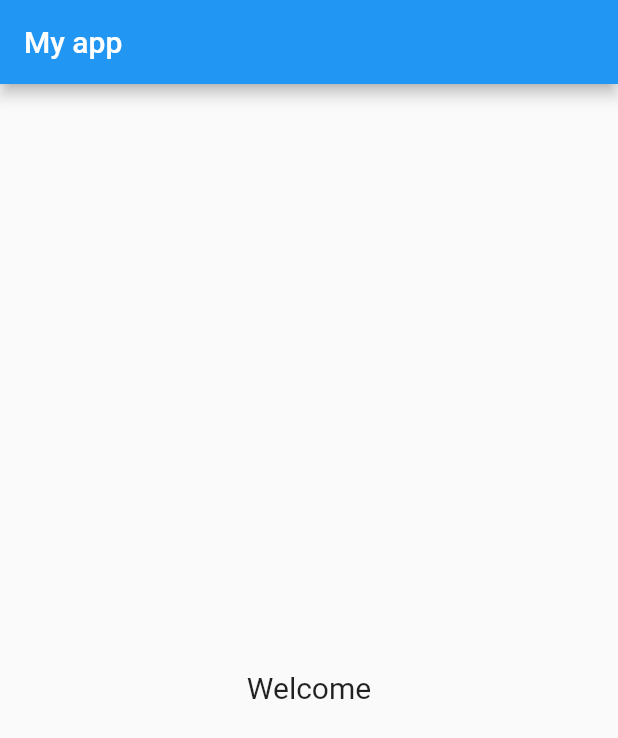
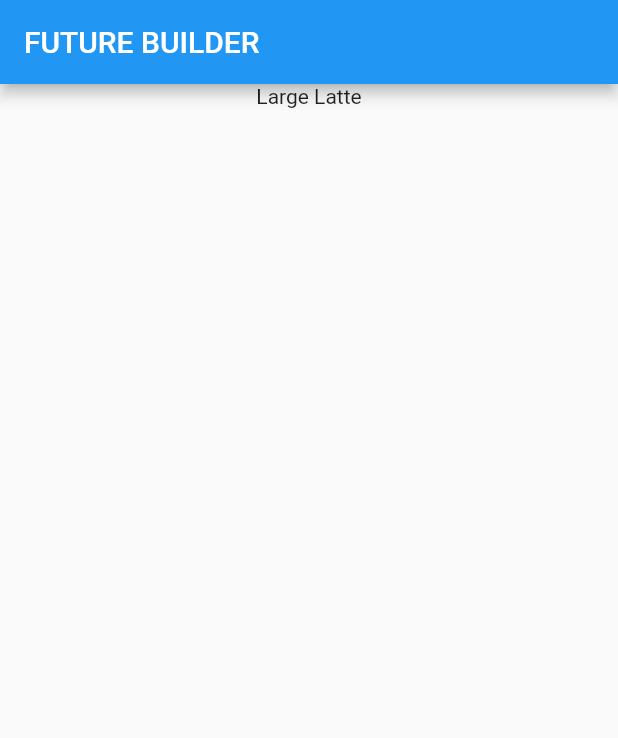
Before and after one commit to jeondaen/flutter, a Flutter app: the screen it shows after launch, on a phone screen of 412 x 824 dp. Shown: the top 738 px of the screen. Run offline on Flutter 3.47's test engine with Material 2 defaults, Android fonts, the light colour scheme and no system bars.

Commit message:
futureBuilder

```diff
--- a/lib/main.dart
+++ b/lib/main.dart
@@ -3,6 +3,9 @@ import 'package:flutter/material.dart';
 void main() {
   runApp(MyApp());
 }
+
+Future<String> latte =
+    Future.delayed(Duration(seconds: 4), () => 'Large Latte');
 
 class MyApp extends StatelessWidget {
   @override
@@ -10,28 +13,34 @@ class MyApp extends StatelessWidget {
     return MaterialApp(
       home: Scaffold(
         appBar: AppBar(
-          title: Text('My app'),
+          title: Text("FUTURE BUILDER"),
         ),
-        body: Column(
-          children: <Widget>[
-            Center(
-              child: Text(
-                "Welcome",
-                style: TextStyle(fontSize: 20.0),
-              ),
-              heightFactor: 35.0,
-            ),
-            Row(
-              children: <Widget>[
-                RaisedButton(
-                  onPressed: () {},
-                  child: Text("Continue"),
-                ),
-                SizedBox(width: 20.0,)
-              ],
-              mainAxisAlignment: MainAxisAlignment.end,
-            )
-          ],
+        body: Center(
+          child: FutureBuilder<String>(
+              future: latte,
+              builder: (BuildContext context, AsyncSnapshot<String> snapshot) {
+                List<Widget> children;
+                if (snapshot.hasData) {
+                  children = <Widget>[
+                    Text("${snapshot.data}"),
+                  ];
+                } else if (snapshot.hasError) {}
+                else {
+                  children = <Widget>[
+                    SizedBox(
+                      child: LinearProgressIndicator(),
+                      width: 600,
+                      height: 30,
+                    )
+                  ];
+                }
+                return Center(
+                  child: Column(
+                    children: children,
+                  ),
+                );
+              }),
+          heightFactor: 45.0,
         ),
       ),
     );
```
